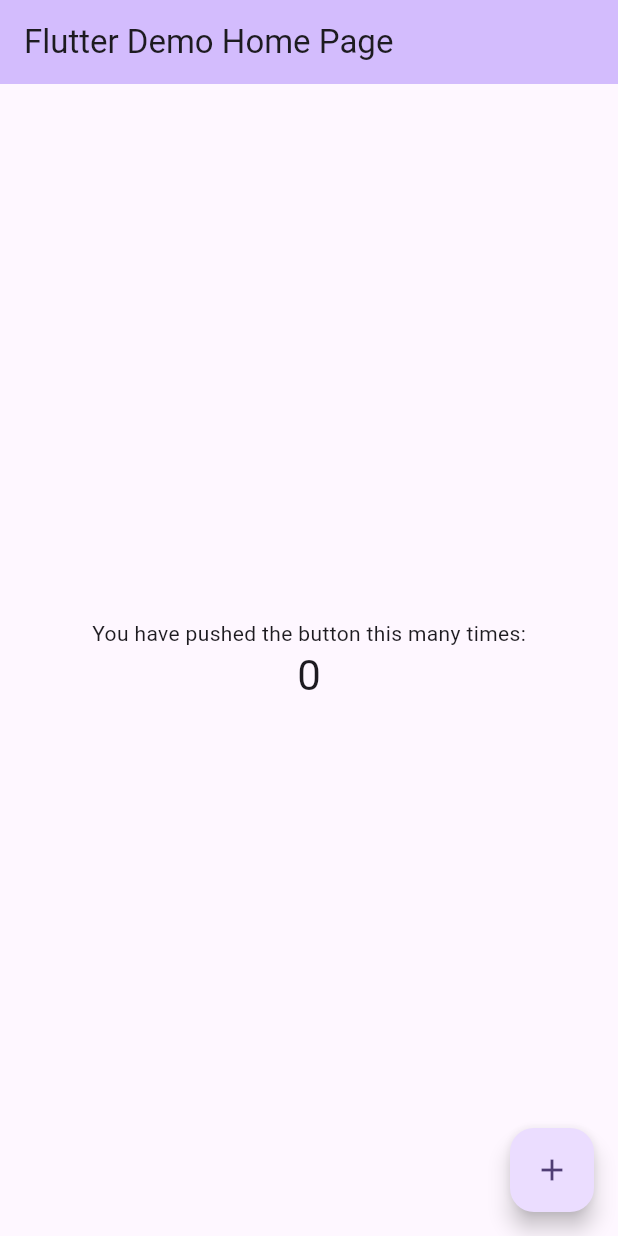
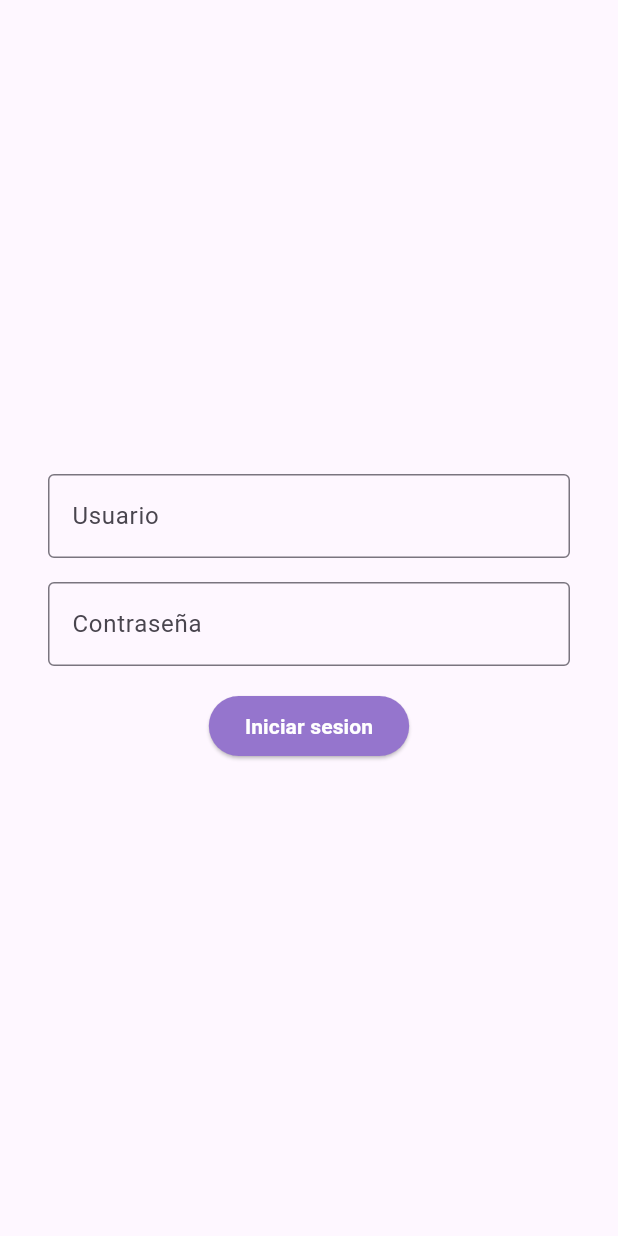
Before and after one commit to Nlohuandus/postapp, a Flutter app: the screen it shows after launch, on a phone screen of 412 x 824 dp. Run offline on Flutter 3.47's test engine with Material 3 defaults, Android fonts, the phone set to English and light mode, and no system bars; project files that could hold a hidden picture were left out.

Commit message:
* adding lintern options
* adding login provider
* adding loading screen
* adding routes

```diff
--- /dev/null
+++ b/lib/core/routes.dart
@@ -0,0 +1,8 @@
+import 'package:flutter/material.dart';
+import 'package:postapp/home/home_screen.dart';
+import 'package:postapp/login/screen/login_screen.dart';
+
+final Map<String, WidgetBuilder> routes = {
+  "login": (context) => const LoginScreen(),
+  "home": (context) => const HomeScreen(),
+};
--- /dev/null
+++ b/lib/login/screen/login_screen.dart
@@ -0,0 +1,58 @@
+import 'dart:async';
+
+import 'package:flutter/material.dart';
+
+class LoginScreen extends StatelessWidget {
+  const LoginScreen({super.key});
+
+  @override
+  Widget build(BuildContext context) {
+    return Scaffold(
+      body: Padding(
+        padding: const EdgeInsets.symmetric(horizontal: 32),
+        child: Form(
+          child: Column(
+            mainAxisAlignment: MainAxisAlignment.center,
+            children: [
+              TextFormField(
+                decoration: const InputDecoration(
+                  hintText: "Usuario",
+                  border: OutlineInputBorder(),
+                ),
+              ),
+              const SizedBox(
+                height: 16,
+              ),
+              TextFormField(
+                obscureText: true,
+                decoration: const InputDecoration(
+                  hintText: "Contraseña",
+                  border: OutlineInputBorder(),
+                ),
+              ),
+              const SizedBox(
+                height: 16,
+              ),
+              ElevatedButton(
+                style: ButtonStyle(
+                  backgroundColor:
+                      WidgetStatePropertyAll(Colors.deepPurple.shade300),
+                ),
+                onPressed: () => unawaited(
+                  Navigator.of(context).pushNamed("home"),
+                ),
+                child: const Text(
+                  "Iniciar sesion",
+                  style: TextStyle(
+                    color: Colors.white,
+                    fontWeight: FontWeight.bold,
+                  ),
+                ),
+              ),
+            ],
+          ),
+        ),
+      ),
+    );
+  }
+}
--- a/lib/main.dart
+++ b/lib/main.dart
@@ -1,125 +1,35 @@
 import 'package:flutter/material.dart';
+import 'package:postapp/core/routes.dart';
+import 'package:postapp/login/providers/login_provider.dart';
+import 'package:postapp/login/screen/login_screen.dart';
+import 'package:provider/provider.dart';
 
 void main() {
-  runApp(const MyApp());
+  runApp(
+    MultiProvider(
+      providers: [
+        ChangeNotifierProvider<LoginProvider>(
+          create: (_) => LoginProvider(),
+        ),
+      ],
+      child: const MyApp(),
+    ),
+  );
 }
 
 class MyApp extends StatelessWidget {
   const MyApp({super.key});
 
-  // This widget is the root of your application.
   @override
   Widget build(BuildContext context) {
     return MaterialApp(
-      title: 'Flutter Demo',
+      debugShowCheckedModeBanner: false,
       theme: ThemeData(
-        // This is the theme of your application.
-        //
-        // TRY THIS: Try running your application with "flutter run". You'll see
-        // the application has a purple toolbar. Then, without quitting the app,
-        // try changing the seedColor in the colorScheme below to Colors.green
-        // and then invoke "hot reload" (save your changes or press the "hot
-        // reload" button in a Flutter-supported IDE, or press "r" if you used
-        // the command line to start the app).
-        //
-        // Notice that the counter didn't reset back to zero; the application
-        // state is not lost during the reload. To reset the state, use hot
-        // restart instead.
-        //
-        // This works for code too, not just values: Most code changes can be
-        // tested with just a hot reload.
         colorScheme: ColorScheme.fromSeed(seedColor: Colors.deepPurple),
         useMaterial3: true,
       ),
-      home: const MyHomePage(title: 'Flutter Demo Home Page'),
+      routes: routes,
+      home: const LoginScreen(),
     );
   }
 }
-
-class MyHomePage extends StatefulWidget {
-  const MyHomePage({super.key, required this.title});
-
-  // This widget is the home page of your application. It is stateful, meaning
-  // that it has a State object (defined below) that contains fields that affect
-  // how it looks.
-
-  // This class is the configuration for the state. It holds the values (in this
-  // case the title) provided by the parent (in this case the App widget) and
-  // used by the build method of the State. Fields in a Widget subclass are
-  // always marked "final".
-
-  final String title;
-
-  @override
-  State<MyHomePage> createState() => _MyHomePageState();
-}
-
-class _MyHomePageState extends State<MyHomePage> {
-  int _counter = 0;
-
-  void _incrementCounter() {
-    setState(() {
-      // This call to setState tells the Flutter framework that something has
-      // changed in this State, which causes it to rerun the build method below
-      // so that the display can reflect the updated values. If we changed
-      // _counter without calling setState(), then the build method would not be
-      // called again, and so nothing would appear to happen.
-      _counter++;
-    });
-  }
-
-  @override
-  Widget build(BuildContext context) {
-    // This method is rerun every time setState is called, for instance as done
-    // by the _incrementCounter method above.
-    //
-    // The Flutter framework has been optimized to make rerunning build methods
-    // fast, so that you can just rebuild anything that needs updating rather
-    // than having to individually change instances of widgets.
-    return Scaffold(
-      appBar: AppBar(
-        // TRY THIS: Try changing the color here to a specific color (to
-        // Colors.amber, perhaps?) and trigger a hot reload to see the AppBar
-        // change color while the other colors stay the same.
-        backgroundColor: Theme.of(context).colorScheme.inversePrimary,
-        // Here we take the value from the MyHomePage object that was created by
-        // the App.build method, and use it to set our appbar title.
-        title: Text(widget.title),
-      ),
-      body: Center(
-        // Center is a layout widget. It takes a single child and positions it
-        // in the middle of the parent.
-        child: Column(
-          // Column is also a layout widget. It takes a list of children and
-          // arranges them vertically. By default, it sizes itself to fit its
-          // children horizontally, and tries to be as tall as its parent.
-          //
-          // Column has various properties to control how it sizes itself and
-          // how it positions its children. Here we use mainAxisAlignment to
-          // center the children vertically; the main axis here is the vertical
-          // axis because Columns are vertical (the cross axis would be
-          // horizontal).
-          //
-          // TRY THIS: Invoke "debug painting" (choose the "Toggle Debug Paint"
-          // action in the IDE, or press "p" in the console), to see the
-          // wireframe for each widget.
-          mainAxisAlignment: MainAxisAlignment.center,
-          children: <Widget>[
-            const Text(
-              'You have pushed the button this many times:',
-            ),
-            Text(
-              '$_counter',
-              style: Theme.of(context).textTheme.headlineMedium,
-            ),
-          ],
-        ),
-      ),
-      floatingActionButton: FloatingActionButton(
-        onPressed: _incrementCounter,
-        tooltip: 'Increment',
-        child: const Icon(Icons.add),
-      ), // This trailing comma makes auto-formatting nicer for build methods.
-    );
-  }
-}
```
Also changed, not shown: analysis_options.yaml (+48 -2 lines), lib/home/home_screen.dart (added, +10 -0 lines), lib/login/providers/login_provider.dart (added, +9 -0 lines), pubspec.yaml (+6 -36 lines).
